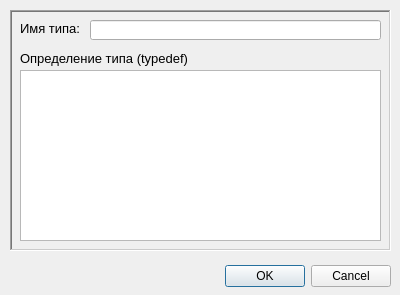
Old version of the form RC/qdatatypeeditor.ui in the repository graf-abolmasov/PGraph.
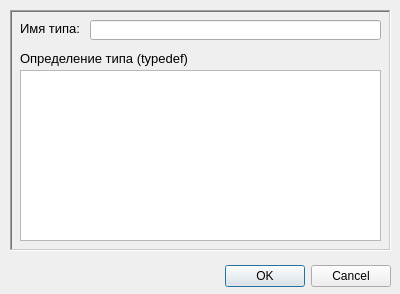
New version of the form. Icons and pictures are not drawn.

Patch:
```diff
--- a/RC/qdatatypeeditor.ui
+++ b/RC/qdatatypeeditor.ui
@@ -7,7 +7,7 @@
     <x>0</x>
     <y>0</y>
     <width>400</width>
-    <height>295</height>
+    <height>294</height>
    </rect>
   </property>
   <property name="windowTitle">
```
Left out of the diff: 23 changed lines with no effect on the pictures.
